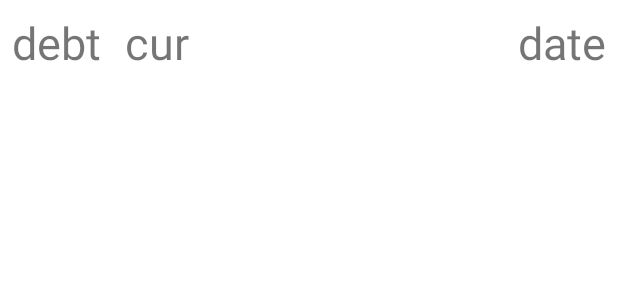
After one commit to PavkaBrika/debtbookapp, an Android app: the layout debt_list.xml on its own in the app's theme, with its tools: preview values and no code run, on a phone screen of 412 x 824 dp. The commit adds this screen. Shown: the top 300 px of the screen. Run offline under Robolectric (Android 15) with nearby library versions, the phone set to English and light mode, and no system bars.

Commit message:
added debt class in database, dao, changed human_list.xml, moved changing fragments function in activity

```diff
--- /dev/null
+++ b/app/src/main/res/layout/debt_list.xml
@@ -0,0 +1,46 @@
+<?xml version="1.0" encoding="utf-8"?>
+<LinearLayout xmlns:android="http://schemas.android.com/apk/res/android"
+    android:layout_width="match_parent"
+    android:layout_height="wrap_content"
+    android:orientation="horizontal">
+
+    <LinearLayout
+        android:layout_width="match_parent"
+        android:layout_height="wrap_content"
+        android:layout_weight="1" >
+
+        <TextView
+            android:id="@+id/debtTextView"
+            android:layout_width="wrap_content"
+            android:layout_height="wrap_content"
+            android:layout_margin="8dp"
+            android:fontFamily="sans-serif"
+            android:text="debt"
+            android:textSize="30sp" />
+
+        <TextView
+            android:id="@+id/currencyTextVew"
+            android:layout_width="wrap_content"
+            android:layout_height="wrap_content"
+            android:text="cur"
+            android:textSize="30sp"
+            android:layout_margin="8dp" />
+
+
+    </LinearLayout>
+
+
+
+
+    <TextView
+        android:id="@+id/dateTextView"
+        android:layout_width="match_parent"
+        android:layout_height="wrap_content"
+        android:layout_margin="8dp"
+        android:layout_weight="1"
+        android:fontFamily="sans-serif"
+        android:text="date"
+        android:textSize="30sp"
+        android:textAlignment="textEnd" />
+
+</LinearLayout>
--- a/data/src/main/java/com/breckneck/deptbook/data/storage/database/AppDataBase.kt
+++ b/data/src/main/java/com/breckneck/deptbook/data/storage/database/AppDataBase.kt
@@ -2,10 +2,11 @@ package com.breckneck.deptbook.data.storage.database
 
 import androidx.room.Database
 import androidx.room.RoomDatabase
+import com.breckneck.deptbook.data.storage.entity.Debt
 import com.breckneck.deptbook.data.storage.entity.Human
 
 
-@Database (entities = [Human::class], version = 2)
+@Database (entities = [Human::class, Debt::class], version = 3)
 abstract class AppDataBase: RoomDatabase() {
     abstract fun appDao() : AppDao
 }
--- a/data/src/main/java/com/breckneck/deptbook/data/storage/database/DataBaseHumanStorageImpl.kt
+++ b/data/src/main/java/com/breckneck/deptbook/data/storage/database/DataBaseHumanStorageImpl.kt
@@ -14,7 +14,7 @@ class DataBaseHumanStorageImpl(context: Context) : HumanStorage {
 
 
     val sharedPreferences = context.getSharedPreferences(SHARED_PREFS_NAME, Context.MODE_PRIVATE)
-    val db = Room.databaseBuilder(context, AppDataBase::class.java, "HumanDataBase").allowMainThreadQueries().build()
+    val db = Room.databaseBuilder(context, AppDataBase::class.java, "HumanDataBase").build()
 
     override fun getAllHumans(): List<Human> {
         val humanList = db.appDao().getAllHuman()
--- a/domain/src/main/java/com/breckneck/deptbook/domain/model/DebtsDomain.kt
+++ /dev/null
@@ -1,4 +0,0 @@
-package com.breckneck.deptbook.domain.model
-
-data class DebtsDomain(var id: Int, var sum: Double, var currency: String, var idMan: Int) {
-}
```
Also changed, not shown: app/src/main/java/com/breckneck/debtbook/adapter/DebtAdapter.kt (added, +35 -0 lines), app/src/main/java/com/breckneck/debtbook/adapter/HumanAdapter.kt (+6 -1 lines), app/src/main/java/com/breckneck/debtbook/presentation/activity/MainActivity.kt (+17 -14 lines), app/src/main/java/com/breckneck/debtbook/presentation/fragment/DebtDetailsFragment.kt (+15 -1 lines), app/src/main/java/com/breckneck/debtbook/presentation/fragment/MainFragment.kt (+53 -6 lines), app/src/main/java/com/breckneck/debtbook/presentation/fragment/NewDebtFragment.kt (+28 -3 lines), app/src/main/res/layout/fragment_debt_details.xml (+18 -3 lines), app/src/main/res/layout/human_list.xml (+15 -2 lines), data/src/main/java/com/breckneck/deptbook/data/storage/DebtStorage.kt (added, +8 -0 lines), data/src/main/java/com/breckneck/deptbook/data/storage/database/AppDao.kt (+18 -0 lines), data/src/main/java/com/breckneck/deptbook/data/storage/database/DataBaseDebtStorageImpl.kt (added, +20 -0 lines), data/src/main/java/com/breckneck/deptbook/data/storage/entity/Debt.kt (added, +13 -0 lines), data/src/main/java/com/breckneck/deptbook/data/storage/repository/DebtRepositoryImpl.kt (added, +17 -0 lines), domain/src/main/java/com/breckneck/deptbook/domain/model/DebtDomain.kt (added, +7 -0 lines), 2 more files.
